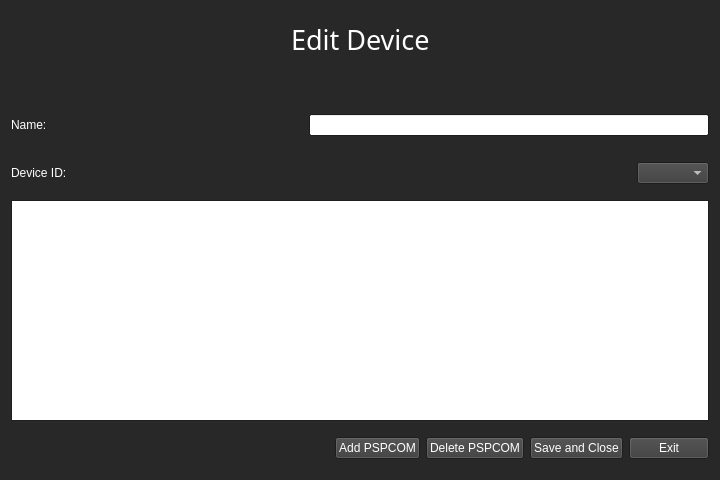
PSP-High-Altitude/GroundStation, file menus/editdevice.ui: the form before one commit.
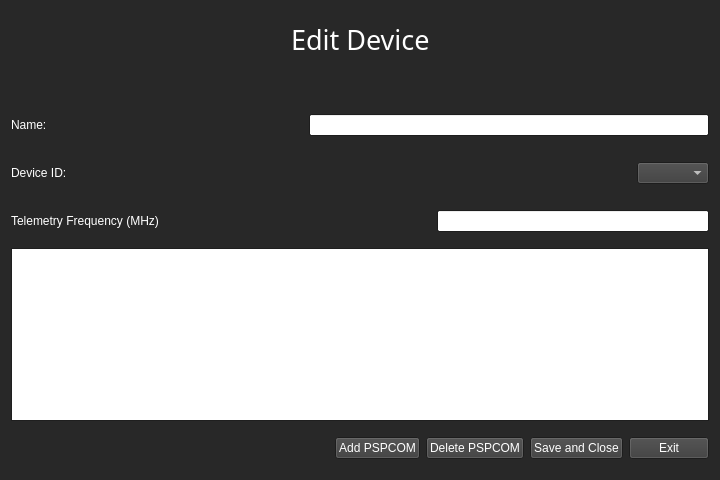
The form after the commit.

Commit message: Added on-the-fly frequency selection

The edit to the form file:
```diff
--- a/menus/editdevice.ui
+++ b/menus/editdevice.ui
@@ -295,6 +295,39 @@
      </item>
     </layout>
    </item>
+   <item>
+    <layout class="QHBoxLayout" name="horizontalLayout_6">
+     <property name="topMargin">
+      <number>10</number>
+     </property>
+     <property name="bottomMargin">
+      <number>10</number>
+     </property>
+     <item>
+      <widget class="QLabel" name="label_4">
+       <property name="text">
+        <string>Telemetry Frequency (MHz)</string>
+       </property>
+      </widget>
+     </item>
+     <item>
+      <spacer name="horizontalSpacer_6">
+       <property name="orientation">
+        <enum>Qt::Orientation::Horizontal</enum>
+       </property>
+       <property name="sizeHint" stdset="0">
+        <size>
+         <width>40</width>
+         <height>20</height>
+        </size>
+       </property>
+      </spacer>
+     </item>
+     <item>
+      <widget class="QLineEdit" name="radio_freq"/>
+     </item>
+    </layout>
+   </item>
    <item>
     <layout class="QHBoxLayout" name="horizontalLayout_4">
      <item>
```
Left out of the diff: 18 changed lines with no effect on the pictures. The commit also changes 16 other files.
